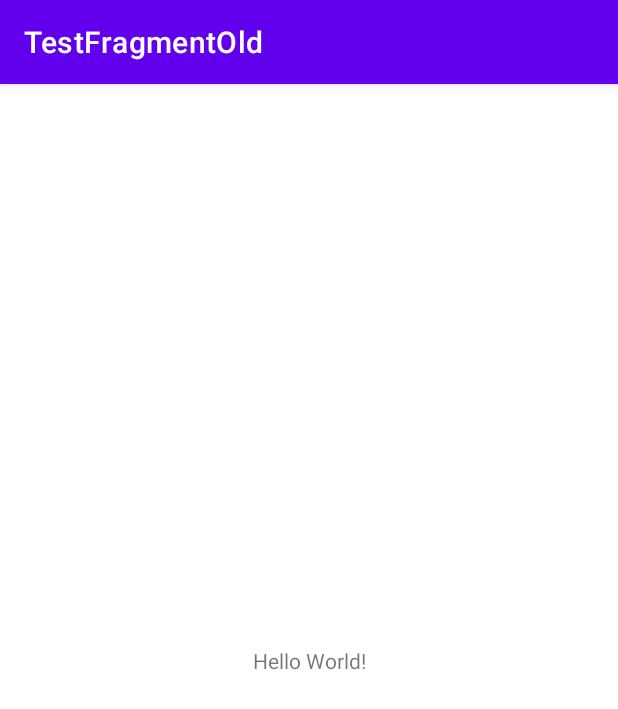
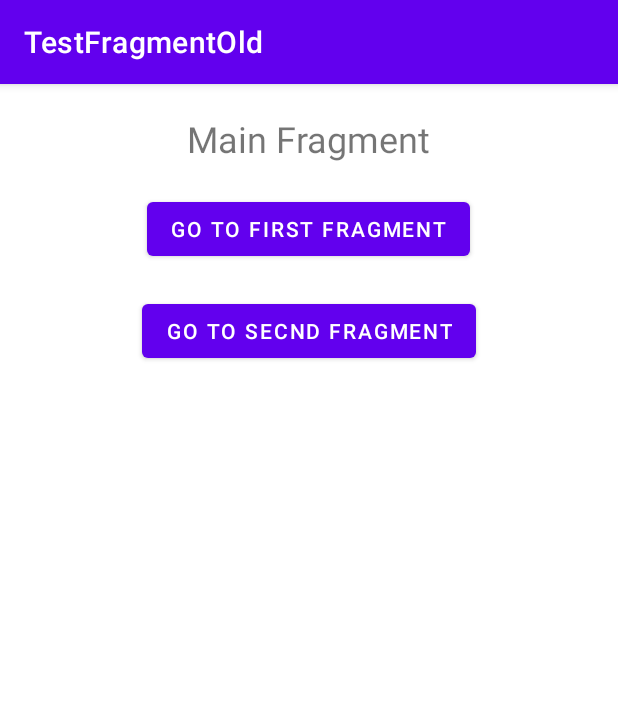
Before and after one commit to jin-vita/test-fragment-old, an Android app: the screen it shows after launch (MainActivity), on a phone screen of 412 x 824 dp. Shown: the top 709 px of the screen. Run offline under Robolectric (Android 15) with nearby library versions, the phone set to English and light mode, and no system bars.

Commit message:
feat connect fragments

```diff
--- a/app/build.gradle
+++ b/app/build.gradle
@@ -30,11 +30,14 @@ android {
     kotlinOptions {
         jvmTarget = '1.8'
     }
+    buildFeatures {
+        viewBinding true
+    }
 }
 
 dependencies {
 
-    implementation 'androidx.core:core-ktx:1.7.0'
+    implementation 'androidx.core:core-ktx:1.10.1'
     implementation 'androidx.appcompat:appcompat:1.6.1'
     implementation 'com.google.android.material:material:1.9.0'
     implementation 'androidx.constraintlayout:constraintlayout:2.1.4'
--- a/app/src/main/java/com/jinvita/testfragmentold/MainActivity.kt
+++ b/app/src/main/java/com/jinvita/testfragmentold/MainActivity.kt
@@ -1,11 +1,21 @@
 package com.jinvita.testfragmentold
 
+import android.os.Bundle
 import androidx.appcompat.app.AppCompatActivity
-import android.os.Bundle
+import androidx.fragment.app.Fragment
+
 
 class MainActivity : AppCompatActivity() {
     override fun onCreate(savedInstanceState: Bundle?) {
         super.onCreate(savedInstanceState)
         setContentView(R.layout.activity_main)
+        replaceFragment(this, MainFragment(), false)
+    }
+
+    fun replaceFragment(activity: MainActivity, fragment: Fragment, back: Boolean = true) {
+        activity.supportFragmentManager.beginTransaction().apply {
+            replace(R.id.container, fragment)
+            if (back) addToBackStack(null)
+        }.commit()
     }
 }
--- /dev/null
+++ b/app/src/main/java/com/jinvita/testfragmentold/MainFragment.kt
@@ -0,0 +1,36 @@
+package com.jinvita.testfragmentold
+
+import android.os.Bundle
+import android.view.LayoutInflater
+import android.view.View
+import android.view.ViewGroup
+import androidx.fragment.app.Fragment
+import com.jinvita.testfragmentold.databinding.FragmentMainBinding
+
+class MainFragment : Fragment() {
+    override fun onViewCreated(view: View, savedInstanceState: Bundle?) {
+        super.onViewCreated(view, savedInstanceState)
+        with(binding) {
+            btnFirst.setOnClickListener { (activity as MainActivity).apply { replaceFragment(this, FirstFragment()) } }
+            btnSecond.setOnClickListener {
+                (activity as MainActivity).apply { replaceFragment(this, SecondFragment()) }
+            }
+        }
+    }
+
+    private var _binding: FragmentMainBinding? = null
+    private val binding get() = _binding!!
+    override fun onCreateView(
+        inflater: LayoutInflater,
+        container: ViewGroup?,
+        savedInstanceState: Bundle?
+    ): View {
+        _binding = FragmentMainBinding.inflate(inflater, container, false)
+        return binding.root
+    }
+
+    override fun onDestroyView() {
+        super.onDestroyView()
+        _binding = null
+    }
+}
--- a/app/src/main/res/layout/activity_main.xml
+++ b/app/src/main/res/layout/activity_main.xml
@@ -2,17 +2,13 @@
 <androidx.constraintlayout.widget.ConstraintLayout
         xmlns:android="http://schemas.android.com/apk/res/android"
         xmlns:tools="http://schemas.android.com/tools"
-        xmlns:app="http://schemas.android.com/apk/res-auto"
         android:layout_width="match_parent"
         android:layout_height="match_parent"
         tools:context=".MainActivity">
-    <TextView
-            android:layout_width="wrap_content"
-            android:layout_height="wrap_content"
-            android:text="Hello World!"
-            app:layout_constraintBottom_toBottomOf="parent"
-            app:layout_constraintStart_toStartOf="parent"
-            app:layout_constraintEnd_toEndOf="parent"
-            app:layout_constraintTop_toTopOf="parent"/>
+
+    <FrameLayout
+            android:id="@+id/container"
+            android:layout_width="match_parent"
+            android:layout_height="match_parent"/>
 
 </androidx.constraintlayout.widget.ConstraintLayout>
--- /dev/null
+++ b/app/src/main/res/layout/fragment_main.xml
@@ -0,0 +1,40 @@
+<?xml version="1.0" encoding="utf-8"?>
+<LinearLayout xmlns:android="http://schemas.android.com/apk/res/android"
+              xmlns:tools="http://schemas.android.com/tools"
+              android:layout_width="match_parent"
+              android:layout_height="match_parent"
+              android:orientation="vertical"
+              android:gravity="center_horizontal"
+              tools:context=".MainFragment">
+
+    <View
+            android:layout_width="match_parent"
+            android:layout_height="20dp"/>
+
+    <TextView
+            android:layout_width="wrap_content"
+            android:layout_height="wrap_content"
+            android:textSize="24sp"
+            android:text="Main Fragment"/>
+
+    <View
+            android:layout_width="match_parent"
+            android:layout_height="20dp"/>
+
+    <Button
+            android:id="@+id/btn_first"
+            android:layout_width="wrap_content"
+            android:layout_height="wrap_content"
+            android:text="go to first fragment"/>
+
+    <View
+            android:layout_width="match_parent"
+            android:layout_height="20dp"/>
+
+    <Button
+            android:id="@+id/btn_second"
+            android:layout_width="wrap_content"
+            android:layout_height="wrap_content"
+            android:text="go to secnd fragment"/>
+
+</LinearLayout>
```
Also changed, not shown: app/src/main/java/com/jinvita/testfragmentold/FirstFragment.kt (added, +41 -0 lines), app/src/main/java/com/jinvita/testfragmentold/SecondFragment.kt (added, +31 -0 lines), app/src/main/res/layout/fragment_first.xml (added, +41 -0 lines), app/src/main/res/layout/fragment_second.xml (added, +31 -0 lines).
